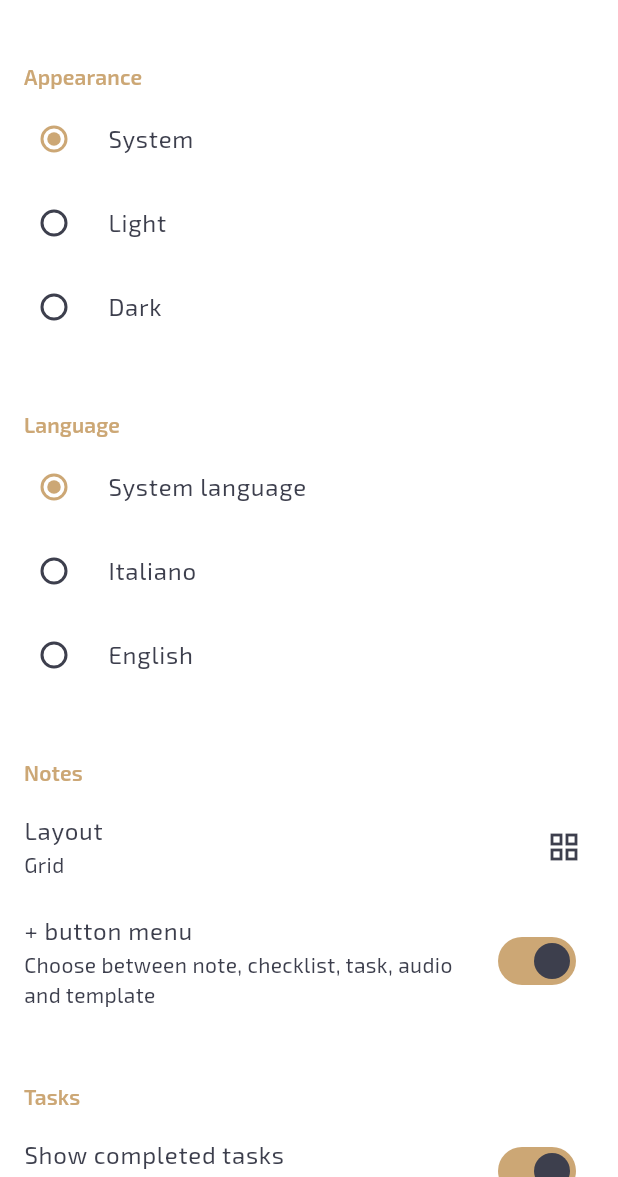
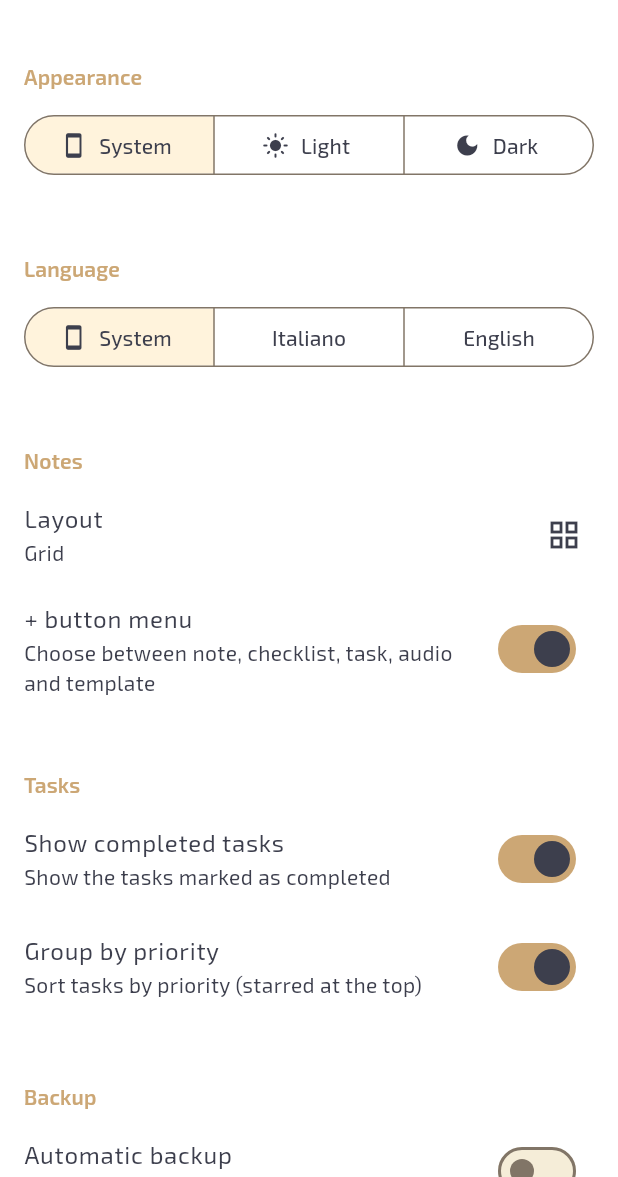
Before and after one commit to ndenicolais/Noteep, a Flutter app: the SettingsScreen screen opened by its route, on a phone screen of 412 x 824 dp, the part 59-1236 px from its top. Run offline on Flutter 3.47's test engine with Material 3 defaults, Android fonts, the phone set to English and light mode, and no system bars; our stand-ins replace cloud_firestore, file_picker, firebase_auth, firebase_core, fl_chart, flutter_local_notifications and 10 more; missing offline and left inert: dart:html, home_widget, record; accounts and stored records are empty; generated files the repository leaves out were written again.

Commit message:
feat(settings): pick theme and language with segmented buttons

```diff
--- a/lib/core/constants/changelog.dart
+++ b/lib/core/constants/changelog.dart
@@ -91,6 +91,7 @@ final List<ChangelogEntry> changelogEntries = [
       ChangelogItem(ChangeType.improved, (l) => l.changelog_v2_0_0_bullet_45),
       ChangelogItem(ChangeType.improved, (l) => l.changelog_v2_0_0_bullet_46),
       ChangelogItem(ChangeType.improved, (l) => l.changelog_v2_0_0_bullet_47),
+      ChangelogItem(ChangeType.improved, (l) => l.changelog_v2_0_0_bullet_48),
     ],
   ),
 ];
--- a/lib/l10n/app_en.arb
+++ b/lib/l10n/app_en.arb
@@ -5,7 +5,7 @@
   "settingsThemeLight": "Light",
   "settingsThemeDark": "Dark",
   "settingsLanguageTitle": "Language",
-  "settingsLanguageSystem": "System language",
+  "settingsLanguageSystem": "System",
   "changelog_dialog_title": "What's new",
   "changelog_dialog_close": "Close",
   "changelog_section_added": "New",
@@ -548,6 +548,7 @@
   "changelog_v2_0_0_bullet_45": "In the Reminders section you can remove all past reminders at once, and if you remove one by mistake just tap Undo to bring it back.",
   "changelog_v2_0_0_bullet_46": "In Info and Settings the app version is shown more simply, without the build number.",
   "changelog_v2_0_0_bullet_47": "The Google Drive entry, which was not active yet, has been removed from Settings: it will come back once the feature is ready.",
+  "changelog_v2_0_0_bullet_48": "In Settings, theme and language are now picked with handy side-by-side buttons instead of a list.",
   "infoPrivacyOpen": "Privacy policy",
   "privacyPolicyTitle": "Privacy policy",
   "privacyPolicyIntro": "Noteep is an app for notes, tasks and calendar. This policy explains which data it processes, why, and how you can control it. Noteep shows no ads, uses no analytics or tracking tools, and does not sell or hand over your data.",
--- a/lib/l10n/app_it.arb
+++ b/lib/l10n/app_it.arb
@@ -5,7 +5,7 @@
   "settingsThemeLight": "Chiaro",
   "settingsThemeDark": "Scuro",
   "settingsLanguageTitle": "Lingua",
-  "settingsLanguageSystem": "Lingua del sistema",
+  "settingsLanguageSystem": "Sistema",
   "changelog_dialog_title": "Novità",
   "changelog_dialog_close": "Chiudi",
   "changelog_section_added": "Novità",
@@ -715,6 +715,7 @@
   "changelog_v2_0_0_bullet_45": "Nella sezione Promemoria puoi rimuovere in un colpo tutti i promemoria scaduti, e se ne togli uno per sbaglio basta toccare Annulla per rimetterlo.",
   "changelog_v2_0_0_bullet_46": "In Info e nelle Impostazioni la versione dell'app è mostrata in modo più semplice, senza il numero di build.",
   "changelog_v2_0_0_bullet_47": "Dalle Impostazioni è stata tolta la voce Google Drive, che non era ancora attiva: tornerà quando la funzione sarà pronta.",
+  "changelog_v2_0_0_bullet_48": "Nelle Impostazioni tema e lingua si scelgono con dei comodi pulsanti affiancati, invece che da un elenco.",
   "infoPrivacyOpen": "Informativa sulla privacy",
   "privacyPolicyTitle": "Informativa sulla privacy",
   "privacyPolicyIntro": "Noteep è un'app per note, task e calendario. Questa informativa spiega quali dati tratta, perché e come puoi controllarli. Noteep non mostra pubblicità, non usa strumenti di analisi o di tracciamento e non vende né cede i tuoi dati.",
--- a/lib/l10n/app_localizations.dart
+++ b/lib/l10n/app_localizations.dart
@@ -131,7 +131,7 @@ abstract class AppLocalizations {
   /// No description provided for @settingsLanguageSystem.
   ///
   /// In it, this message translates to:
-  /// **'Lingua del sistema'**
+  /// **'Sistema'**
   String get settingsLanguageSystem;
 
   /// No description provided for @changelog_dialog_title.
@@ -3301,6 +3301,12 @@ abstract class AppLocalizations {
   /// In it, this message translates to:
   /// **'Dalle Impostazioni è stata tolta la voce Google Drive, che non era ancora attiva: tornerà quando la funzione sarà pronta.'**
   String get changelog_v2_0_0_bullet_47;
+
+  /// No description provided for @changelog_v2_0_0_bullet_48.
+  ///
+  /// In it, this message translates to:
+  /// **'Nelle Impostazioni tema e lingua si scelgono con dei comodi pulsanti affiancati, invece che da un elenco.'**
+  String get changelog_v2_0_0_bullet_48;
 
   /// No description provided for @infoPrivacyOpen.
   ///
--- a/lib/l10n/app_localizations_en.dart
+++ b/lib/l10n/app_localizations_en.dart
@@ -24,7 +24,7 @@ class AppLocalizationsEn extends AppLocalizations {
   String get settingsLanguageTitle => 'Language';
 
   @override
-  String get settingsLanguageSystem => 'System language';
+  String get settingsLanguageSystem => 'System';
 
   @override
   String get changelog_dialog_title => 'What\'s new';
@@ -1803,6 +1803,10 @@ class AppLocalizationsEn extends AppLocalizations {
       'The Google Drive entry, which was not active yet, has been removed from Settings: it will come back once the feature is ready.';
 
   @override
+  String get changelog_v2_0_0_bullet_48 =>
+      'In Settings, theme and language are now picked with handy side-by-side buttons instead of a list.';
+
+  @override
   String get infoPrivacyOpen => 'Privacy policy';
 
   @override
--- a/lib/l10n/app_localizations_it.dart
+++ b/lib/l10n/app_localizations_it.dart
@@ -24,7 +24,7 @@ class AppLocalizationsIt extends AppLocalizations {
   String get settingsLanguageTitle => 'Lingua';
 
   @override
-  String get settingsLanguageSystem => 'Lingua del sistema';
+  String get settingsLanguageSystem => 'Sistema';
 
   @override
   String get changelog_dialog_title => 'Novità';
@@ -1812,6 +1812,10 @@ class AppLocalizationsIt extends AppLocalizations {
       'Dalle Impostazioni è stata tolta la voce Google Drive, che non era ancora attiva: tornerà quando la funzione sarà pronta.';
 
   @override
+  String get changelog_v2_0_0_bullet_48 =>
+      'Nelle Impostazioni tema e lingua si scelgono con dei comodi pulsanti affiancati, invece che da un elenco.';
+
+  @override
   String get infoPrivacyOpen => 'Informativa sulla privacy';
 
   @override
--- a/lib/screens/settings/settings_appearance_section.dart
+++ b/lib/screens/settings/settings_appearance_section.dart
@@ -11,6 +11,7 @@
 import 'package:flutter/material.dart';
 import '../../l10n/l10n.dart';
 import '../../widgets/shared/section_header.dart';
+import '../../widgets/shared/segmented_choice.dart';
 
 /// "Aspetto" section: system/light/dark theme mode selector.
 class SettingsAppearanceSection extends StatelessWidget {
@@ -30,26 +31,26 @@ class SettingsAppearanceSection extends StatelessWidget {
       mainAxisSize: MainAxisSize.min,
       children: [
         SectionHeader(l10n.settingsAppearanceTitle),
-        RadioGroup<ThemeMode>(
-          groupValue: themeMode,
-          onChanged: (v) => onChanged(v!),
-          child: Column(
-            mainAxisSize: MainAxisSize.min,
-            children: [
-              RadioListTile<ThemeMode>(
-                title: Text(l10n.settingsThemeSystem),
+        SegmentedChoice<ThemeMode>(
+          selected: themeMode,
+          onChanged: onChanged,
+          segments: [
+            ButtonSegment(
               value: ThemeMode.system,
+              icon: const Icon(Icons.smartphone),
+              label: Text(l10n.settingsThemeSystem),
             ),
-              RadioListTile<ThemeMode>(
-                title: Text(l10n.settingsThemeLight),
+            ButtonSegment(
               value: ThemeMode.light,
+              icon: const Icon(Icons.light_mode),
+              label: Text(l10n.settingsThemeLight),
             ),
-              RadioListTile<ThemeMode>(
-                title: Text(l10n.settingsThemeDark),
+            ButtonSegment(
               value: ThemeMode.dark,
+              icon: const Icon(Icons.dark_mode),
+              label: Text(l10n.settingsThemeDark),
             ),
           ],
-          ),
         ),
       ],
     );
--- a/lib/screens/settings/settings_language_section.dart
+++ b/lib/screens/settings/settings_language_section.dart
@@ -12,6 +12,7 @@ import 'package:flutter/material.dart';
 import '../../l10n/l10n.dart';
 import '../../providers/settings/locale_provider.dart';
 import '../../widgets/shared/section_header.dart';
+import '../../widgets/shared/segmented_choice.dart';
 
 /// "Lingua" section: system/Italian/English UI language selector. Language
 /// names are written in their own language, so they are not translated.
@@ -32,26 +33,18 @@ class SettingsLanguageSection extends StatelessWidget {
       mainAxisSize: MainAxisSize.min,
       children: [
         SectionHeader(l10n.settingsLanguageTitle),
-        RadioGroup<AppLanguage>(
-          groupValue: language,
-          onChanged: (v) => onChanged(v!),
-          child: Column(
-            mainAxisSize: MainAxisSize.min,
-            children: [
-              RadioListTile<AppLanguage>(
-                title: Text(l10n.settingsLanguageSystem),
-                value: AppLanguage.system,
-              ),
-              const RadioListTile<AppLanguage>(
-                title: Text('Italiano'),
-                value: AppLanguage.it,
-              ),
-              const RadioListTile<AppLanguage>(
-                title: Text('English'),
-                value: AppLanguage.en,
-              ),
-            ],
-          ),
+        SegmentedChoice<AppLanguage>(
+          selected: language,
+          onChanged: onChanged,
+          segments: [
+            ButtonSegment(
+              value: AppLanguage.system,
+              icon: const Icon(Icons.smartphone),
+              label: Text(l10n.settingsLanguageSystem),
+            ),
+            const ButtonSegment(value: AppLanguage.it, label: Text('Italiano')),
+            const ButtonSegment(value: AppLanguage.en, label: Text('English')),
+          ],
         ),
       ],
     );
--- /dev/null
+++ b/lib/widgets/shared/segmented_choice.dart
@@ -0,0 +1,44 @@
+// Noteep — Copyright © 2026 Nicola De Nicolais — All Rights Reserved.
+// Licensed under a source-available, non-commercial license. See LICENSE.
+//
+// Commercial use, including publishing or monetizing on any app store,
+// requires explicit written permission from the copyright holder.
+//
+// Author: Nicola De Nicolais
+// Contact: ndn21dev@gmail.com
+// GitHub: https://github.com/ndenicolais
+
+import 'package:flutter/material.dart';
+import '../../theme/app_spacing.dart';
+
+/// Full-width single-choice segmented control for a settings row (theme,
+/// language), inset like the list tiles around it.
+class SegmentedChoice<T> extends StatelessWidget {
+  const SegmentedChoice({
+    super.key,
+    required this.segments,
+    required this.selected,
+    required this.onChanged,
+  });
+
+  final List<ButtonSegment<T>> segments;
+  final T selected;
+  final ValueChanged<T> onChanged;
+
+  @override
+  Widget build(BuildContext context) {
+    return Padding(
+      padding: const EdgeInsets.symmetric(
+        horizontal: AppSpacing.lg,
+        vertical: AppSpacing.sm,
+      ),
+      child: SegmentedButton<T>(
+        segments: segments,
+        selected: {selected},
+        showSelectedIcon: false,
+        expandedInsets: EdgeInsets.zero,
+        onSelectionChanged: (s) => onChanged(s.first),
+      ),
+    );
+  }
+}
```
Lines whose indentation alone changed are shown as unchanged.
